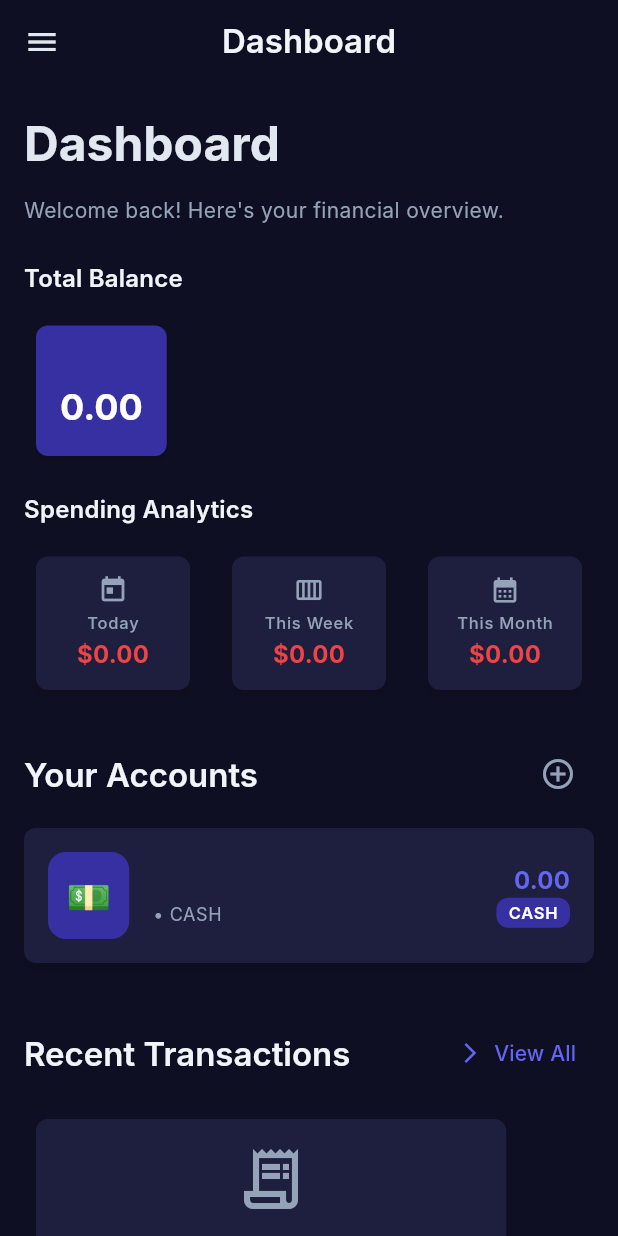
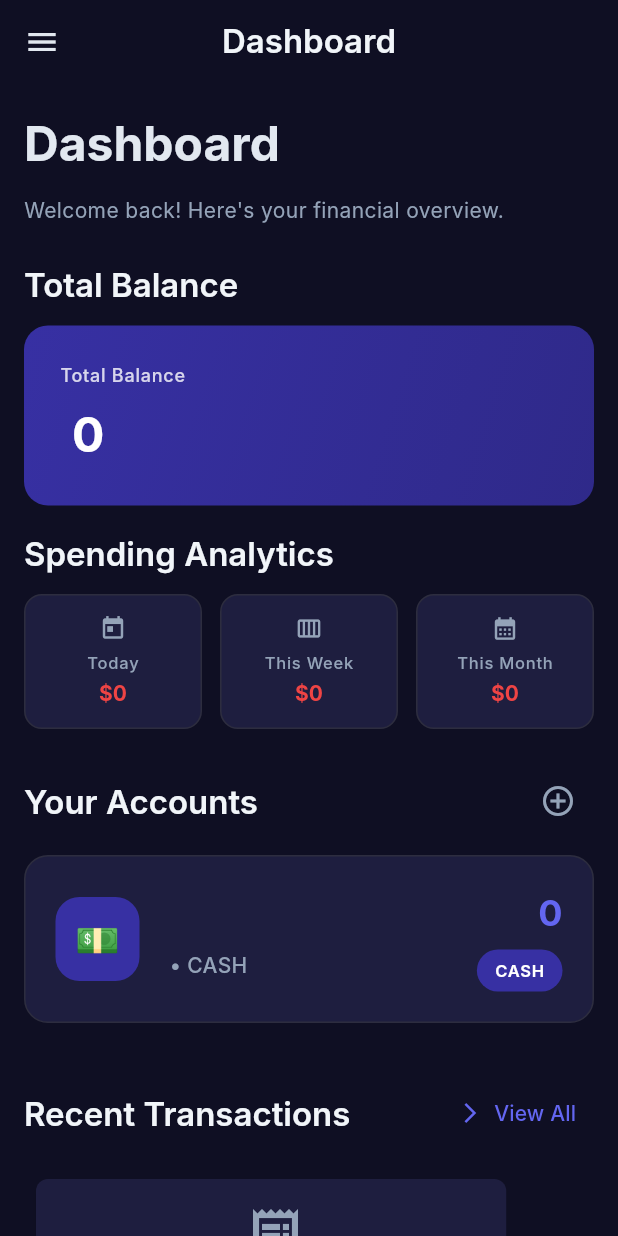
Before and after one commit to saadfarhan124/monthly_expense, a Flutter app: the screen it shows once a user with an empty profile is signed in, on a phone screen of 412 x 824 dp. Run offline on Flutter 3.47's test engine with Material 3 defaults, Android fonts, the phone set to English and light mode, and no system bars; our stand-ins replace cloud_firestore, firebase_auth, firebase_core; accounts and stored records are empty; Roboto replaces fonts that are missing (Inter).

Commit message:
redesigned dashboard screen

```diff
--- a/monthly_expense_app/lib/features/dashboard/presentation/dashboard_screen.dart
+++ b/monthly_expense_app/lib/features/dashboard/presentation/dashboard_screen.dart
@@ -239,18 +239,15 @@ class _DashboardScreenState extends State<DashboardScreen> {
           children: [
             Text(
               'Total Balance',
-              style: AppTextStyles.titleMedium.copyWith(
+              style: AppTextStyles.titleLarge.copyWith(
                 fontWeight: FontWeight.w600,
               ),
             ),
             const SizedBox(height: AppSpacing.md),
-            Wrap(
-              spacing: AppSpacing.md,
-              runSpacing: AppSpacing.md,
-              children: currencyTotals.entries.map((entry) =>
-                _buildCurrencyCard(entry.key, entry.value)
-              ).toList(),
-            ),
+            if (currencyTotals.isEmpty)
+              _buildEmptyBalanceCard()
+            else
+              _buildBalanceCards(currencyTotals),
             const SizedBox(height: AppSpacing.lg),
             _buildSpendingStats(userId),
           ],
@@ -259,33 +256,146 @@ class _DashboardScreenState extends State<DashboardScreen> {
     );
   }
 
-  Widget _buildCurrencyCard(String currency, double total) {
-    return Card(
-      color: AppColors.primaryContainer,
-      child: Padding(
-        padding: const EdgeInsets.all(16),
+  Widget _buildEmptyBalanceCard() {
+    return Container(
+      width: double.infinity,
+      height: 120,
+      decoration: BoxDecoration(
+        gradient: LinearGradient(
+          begin: Alignment.topLeft,
+          end: Alignment.bottomRight,
+          colors: [
+            AppColors.primaryContainer,
+            AppColors.primaryContainer.withOpacity(0.8),
+          ],
+        ),
+        borderRadius: BorderRadius.circular(16),
+      ),
+      child: Center(
         child: Column(
-          crossAxisAlignment: CrossAxisAlignment.start,
+          mainAxisAlignment: MainAxisAlignment.center,
           children: [
+            Icon(
+              Icons.account_balance_wallet_outlined,
+              color: AppColors.onPrimary,
+              size: 32,
+            ),
+            const SizedBox(height: 8),
             Text(
-              currency,
-                             style: AppTextStyles.labelMedium.copyWith(
+              'No accounts yet',
+              style: AppTextStyles.titleMedium.copyWith(
                 color: AppColors.onPrimary,
                 fontWeight: FontWeight.w600,
               ),
             ),
-            const SizedBox(height: 4),
+          ],
+        ),
+      ),
+    );
+  }
+
+  Widget _buildBalanceCards(Map<String, double> currencyTotals) {
+    if (currencyTotals.length == 1) {
+      final entry = currencyTotals.entries.first;
+      return Container(
+        width: double.infinity,
+        height: 120,
+        decoration: BoxDecoration(
+          gradient: LinearGradient(
+            begin: Alignment.topLeft,
+            end: Alignment.bottomRight,
+            colors: [
+              AppColors.primaryContainer,
+              AppColors.primaryContainer.withOpacity(0.8),
+            ],
+          ),
+          borderRadius: BorderRadius.circular(16),
+        ),
+        child: Padding(
+          padding: const EdgeInsets.all(24),
+          child: Column(
+            mainAxisAlignment: MainAxisAlignment.center,
+            crossAxisAlignment: CrossAxisAlignment.start,
+            children: [
               Text(
-              '${total.toStringAsFixed(2)}',
-                             style: AppTextStyles.headlineSmall.copyWith(
+                'Total Balance',
+                style: AppTextStyles.labelMedium.copyWith(
+                  color: AppColors.onPrimary.withOpacity(0.8),
+                  fontWeight: FontWeight.w500,
+                ),
+              ),
+              const SizedBox(height: 8),
+              Row(
+                children: [
+                  Text(
+                    entry.key,
+                    style: AppTextStyles.headlineLarge.copyWith(
+                      color: AppColors.onPrimary,
+                      fontWeight: FontWeight.w600,
+                    ),
+                  ),
+                  const SizedBox(width: 8),
+                  Text(
+                    _formatCurrency(entry.value),
+                    style: AppTextStyles.headlineLarge.copyWith(
                       color: AppColors.onPrimary,
                       fontWeight: FontWeight.bold,
                     ),
                   ),
                 ],
               ),
+            ],
+          ),
         ),
       );
+    } else {
+      return Column(
+        children: currencyTotals.entries.map((entry) {
+          return Container(
+            width: double.infinity,
+            margin: const EdgeInsets.only(bottom: 8),
+            padding: const EdgeInsets.all(20),
+            decoration: BoxDecoration(
+              color: AppColors.surfaceVariant,
+              borderRadius: BorderRadius.circular(12),
+              border: Border.all(
+                color: AppColors.border,
+                width: 1,
+              ),
+            ),
+            child: Row(
+              mainAxisAlignment: MainAxisAlignment.spaceBetween,
+              children: [
+                Text(
+                  entry.key,
+                  style: AppTextStyles.titleMedium.copyWith(
+                    color: AppColors.onSurface,
+                    fontWeight: FontWeight.w600,
+                  ),
+                ),
+                Text(
+                  _formatCurrency(entry.value),
+                  style: AppTextStyles.titleLarge.copyWith(
+                    color: AppColors.primary,
+                    fontWeight: FontWeight.bold,
+                  ),
+                ),
+              ],
+            ),
+          );
+        }).toList(),
+      );
+    }
+  }
+
+  String _formatCurrency(double amount) {
+    if (amount >= 1000000) {
+      return '${(amount / 1000000).toStringAsFixed(1)}M';
+    } else if (amount >= 1000) {
+      return '${(amount / 1000).toStringAsFixed(1)}K';
+    } else {
+      return amount.toStringAsFixed(0);
+    }
   }
 
   Widget _buildSpendingStats(String userId) {
@@ -327,7 +437,7 @@ class _DashboardScreenState extends State<DashboardScreen> {
           children: [
             Text(
               'Spending Analytics',
-              style: AppTextStyles.titleMedium.copyWith(
+              style: AppTextStyles.titleLarge.copyWith(
                 fontWeight: FontWeight.w600,
               ),
             ),
@@ -354,24 +464,38 @@ class _DashboardScreenState extends State<DashboardScreen> {
   }
 
   Widget _buildSpendingCard(String title, double amount, IconData icon) {
-    return Card(
+    return Container(
+      height: 90,
+      decoration: BoxDecoration(
         color: AppColors.surfaceVariant,
+        borderRadius: BorderRadius.circular(12),
+        border: Border.all(
+          color: AppColors.border,
+          width: 1,
+        ),
+      ),
       child: Padding(
         padding: const EdgeInsets.all(12),
         child: Column(
+          mainAxisAlignment: MainAxisAlignment.center,
           children: [
-            Icon(icon, color: AppColors.onSurfaceVariant, size: 20),
-            const SizedBox(height: 4),
+            Icon(
+              icon,
+              color: AppColors.onSurfaceVariant,
+              size: 18,
+            ),
+            const SizedBox(height: 6),
             Text(
               title,
               style: AppTextStyles.labelSmall.copyWith(
                 color: AppColors.onSurfaceVariant,
+                fontWeight: FontWeight.w500,
               ),
             ),
             const SizedBox(height: 2),
             Text(
-              '\$${amount.toStringAsFixed(2)}',
-              style: AppTextStyles.titleMedium.copyWith(
+              '\$${amount.toStringAsFixed(0)}',
+              style: AppTextStyles.titleSmall.copyWith(
                 fontWeight: FontWeight.bold,
                 color: AppColors.error,
               ),
@@ -383,40 +507,51 @@ class _DashboardScreenState extends State<DashboardScreen> {
   }
 
   Widget _buildAccountCard(Account account) {
-    return Card(
+    return Container(
       margin: const EdgeInsets.only(bottom: AppSpacing.md),
+      decoration: BoxDecoration(
         color: AppColors.surfaceVariant,
+        borderRadius: BorderRadius.circular(16),
+        border: Border.all(
+          color: AppColors.border,
+          width: 1,
+        ),
+      ),
       child: Padding(
-        padding: const EdgeInsets.all(16),
+        padding: const EdgeInsets.all(20),
         child: Row(
           children: [
             Container(
-              padding: const EdgeInsets.all(12),
+              width: 56,
+              height: 56,
               decoration: BoxDecoration(
                 color: AppColors.primaryContainer,
-                borderRadius: BorderRadius.circular(12),
+                borderRadius: BorderRadius.circular(16),
               ),
+              child: Center(
                 child: Text(
                   account.icon,
                   style: const TextStyle(fontSize: 24),
                 ),
               ),
-            const SizedBox(width: AppSpacing.md),
+            ),
+            const SizedBox(width: AppSpacing.lg),
             Expanded(
               child: Column(
                 crossAxisAlignment: CrossAxisAlignment.start,
                 children: [
                   Text(
                     account.name,
-                    style: AppTextStyles.titleMedium.copyWith(
+                    style: AppTextStyles.titleLarge.copyWith(
                       fontWeight: FontWeight.w600,
                     ),
                   ),
-                  const SizedBox(height: 2),
+                  const SizedBox(height: 4),
                   Text(
                     '${account.currency} • ${account.type.name.toUpperCase()}',
-                    style: AppTextStyles.bodySmall.copyWith(
+                    style: AppTextStyles.bodyMedium.copyWith(
                       color: AppColors.onSurfaceVariant,
+                      fontWeight: FontWeight.w500,
                     ),
                   ),
                 ],
@@ -426,17 +561,18 @@ class _DashboardScreenState extends State<DashboardScreen> {
               crossAxisAlignment: CrossAxisAlignment.end,
               children: [
                 Text(
-                  '${account.currency} ${account.balance.toStringAsFixed(2)}',
-                  style: AppTextStyles.titleMedium.copyWith(
+                  '${account.currency} ${account.balance.toStringAsFixed(0)}',
+                  style: AppTextStyles.headlineSmall.copyWith(
                     fontWeight: FontWeight.bold,
                     color: AppColors.primary,
                   ),
                 ),
+                const SizedBox(height: 8),
                 Container(
-                  padding: const EdgeInsets.symmetric(horizontal: 8, vertical: 2),
+                  padding: const EdgeInsets.symmetric(horizontal: 12, vertical: 6),
                   decoration: BoxDecoration(
                     color: AppColors.primaryContainer,
-                    borderRadius: BorderRadius.circular(8),
+                    borderRadius: BorderRadius.circular(20),
                   ),
                   child: Text(
                     account.type.name.toUpperCase(),
```
Lines whose indentation alone changed are shown as unchanged.
